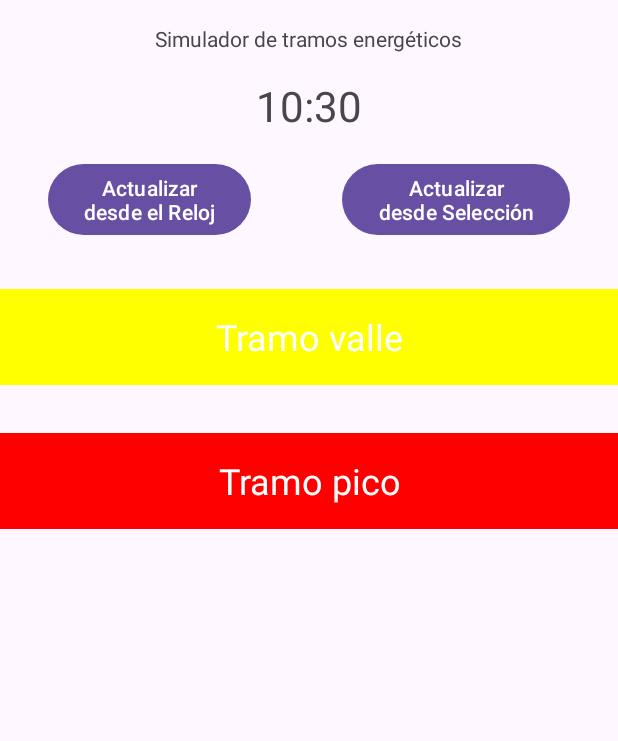
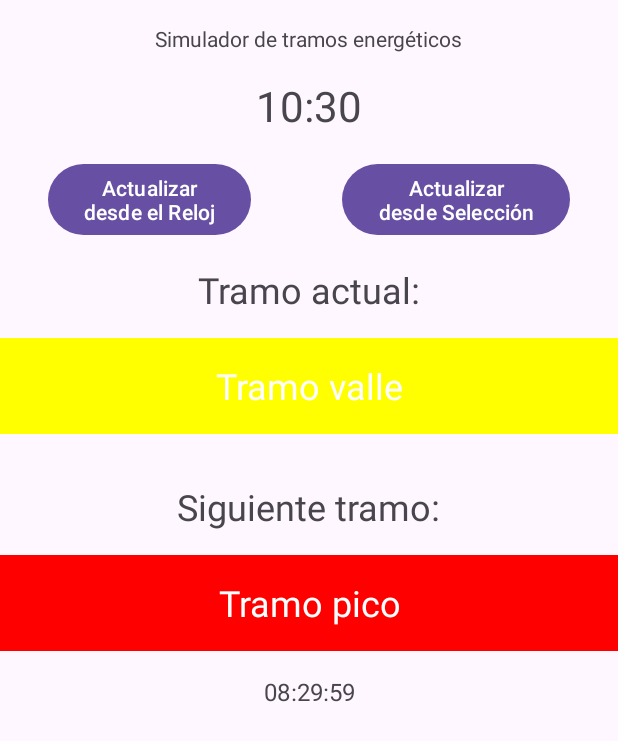
Before and after one commit to resuadam2/TramosLuz, an Android app: the screen it shows after launch (MainActivity), on a phone screen of 412 x 824 dp. Shown: the top 741 px of the screen. Run offline under Robolectric (Android 15) with nearby library versions, the phone set to English and light mode, and no system bars.

Commit message:
adding timepicker and time to next tramo

```diff
--- a/app/src/main/java/com/resuadam2/tramosluz/MainActivity.java
+++ b/app/src/main/java/com/resuadam2/tramosluz/MainActivity.java
@@ -2,6 +2,7 @@ package com.resuadam2.tramosluz;
 
 import androidx.appcompat.app.AppCompatActivity;
 
+import android.app.TimePickerDialog;
 import android.graphics.Color;
 import android.os.Bundle;
 import android.widget.Button;
@@ -24,11 +25,11 @@ public class MainActivity extends AppCompatActivity {
     protected static final int TRAMO3 = 19; // 19 a 23
     protected static final int COLOR_TRAMO3 = Color.RED; // 19 a 23
 
-    TextView tvTime;
+    TextView tvTime; // TextView de la hora
 
-    Button updateFromSystem, updateFromText;
+    Button updateFromSystem, updateFromText; // Botones para actualizar la hora
 
-    TextView tvTramo, tvTramoNext;
+    TextView tvTramo, tvTramoNext, tvCuentaAtras; // Tramo actual, tramo siguiente y cuenta atrás
 
     @Override
     protected void onCreate(Bundle savedInstanceState) {
@@ -40,15 +41,15 @@ public class MainActivity extends AppCompatActivity {
         updateFromText = (Button) findViewById(R.id.updateFromEditText);
         tvTramo = (TextView) findViewById(R.id.tvTramo);
         tvTramoNext = (TextView) findViewById(R.id.tvTramoNext);
+        tvCuentaAtras = (TextView) findViewById(R.id.tvCuentaAtras);
 
         updateFromSystem();
 
 
-        // TODO setear al edit text la hora actual y al tvTramo el color y el nombre correspondientes
-
-        updateFromText.setOnClickListener(view -> updateFromText(tvTime.getText().toString()));
+        updateFromText.setOnClickListener(view -> updateFromPicker());
         updateFromSystem.setOnClickListener(view -> updateFromSystem());
     }
+
 
     /**
      * Calcula el tramo en el que se encuentra la hora pasada por parámetro
@@ -73,6 +74,7 @@ public class MainActivity extends AppCompatActivity {
             tvTramoNext.setText("Tramo llano");
             tvTramoNext.setBackgroundColor(Color.GREEN);
         }
+        tvCuentaAtras.setText(calcularCuentaAtras(instance));
     }
 
 
@@ -85,6 +87,60 @@ public class MainActivity extends AppCompatActivity {
         calcularTramo(calendar);
     }
 
-    private void updateFromText(String toString) {
+    /**
+     * Actualiza el TextView de la hora con la hora seleccionada en el TimePicker
+     */
+    private void updateFromPicker() {
+        TimePickerDialog timePickerDialog = new TimePickerDialog(this, (view, hourOfDay, minute) -> {
+            Calendar calendar = Calendar.getInstance();
+            calendar.set(Calendar.HOUR_OF_DAY, hourOfDay);
+            calendar.set(Calendar.MINUTE, minute);
+            tvTime.setText(new SimpleDateFormat("HH:mm").format(calendar.getTime()));
+            calcularTramo(calendar);
+        }, Calendar.getInstance().get(Calendar.HOUR_OF_DAY), Calendar.getInstance().get(Calendar.MINUTE), true);
+        timePickerDialog.show();
+
+    }
+
+    /**
+     * Método que calcula cuánto tiempo falta para el siguiente tramo y devuelve un String con el resultado
+     * en formato HH:mm:ss
+     * @param instance Hora actual
+     *                 @return String con el tiempo restante para el siguiente tramo
+     */
+    private String calcularCuentaAtras(Calendar instance) {
+        int hora = instance.get(Calendar.HOUR_OF_DAY);
+        int minuto = instance.get(Calendar.MINUTE);
+        int segundo = instance.get(Calendar.SECOND);
+        int milisegundo = instance.get(Calendar.MILLISECOND);
+
+        int horaSiguiente = 0;
+        int minutoSiguiente = 0;
+        int segundoSiguiente = 0;
+        int milisegundoSiguiente = 0;
+
+        if (hora >= TRAMO1 && hora < TRAMO2) {
+            horaSiguiente = TRAMO2;
+        } else if (hora >= TRAMO2 && hora < TRAMO3) {
+            horaSiguiente = TRAMO3;
+        } else {
+            horaSiguiente = TRAMO1;
+        }
+
+        minutoSiguiente = 0;
+        segundoSiguiente = 0;
+        milisegundoSiguiente = 0;
+
+        Calendar calendar = Calendar.getInstance();
+        calendar.set(Calendar.HOUR_OF_DAY, horaSiguiente);
+        calendar.set(Calendar.MINUTE, minutoSiguiente);
+        calendar.set(Calendar.SECOND, segundoSiguiente);
+        calendar.set(Calendar.MILLISECOND, milisegundoSiguiente);
+
+        long diferencia = calendar.getTimeInMillis() - instance.getTimeInMillis();
+
+        Date date = new Date(diferencia);
+        SimpleDateFormat simpleDateFormat = new SimpleDateFormat("HH:mm:ss");
+        return simpleDateFormat.format(date);
     }
 }
--- a/app/src/main/res/layout/activity_main.xml
+++ b/app/src/main/res/layout/activity_main.xml
@@ -63,12 +63,23 @@
         app:layout_constraintTop_toBottomOf="@id/tvTime"
         app:layout_constraintVertical_bias="0.0" />
 
-
+    <TextView
+        android:id="@+id/tvTramoActual"
+        android:layout_width="wrap_content"
+        android:layout_height="wrap_content"
+        android:layout_marginTop="16dp"
+        android:text="@string/tramoActual"
+        android:textSize="24sp"
+        app:layout_constraintBottom_toBottomOf="parent"
+        app:layout_constraintEnd_toEndOf="parent"
+        app:layout_constraintStart_toStartOf="parent"
+        app:layout_constraintTop_toBottomOf="@id/updateFromSystem"
+        app:layout_constraintVertical_bias="0.0" />
     <TextView
         android:id="@+id/tvTramo"
         android:layout_width="match_parent"
         android:layout_height="@dimen/tramoHeight"
-        android:layout_marginTop="32dp"
+        android:layout_marginTop="16dp"
         android:background="@color/cardview_dark_background"
         android:gravity="center_vertical"
         android:text="@string/tramo"
@@ -78,14 +89,27 @@
         app:layout_constraintBottom_toBottomOf="parent"
         app:layout_constraintEnd_toEndOf="parent"
         app:layout_constraintStart_toStartOf="parent"
-        app:layout_constraintTop_toBottomOf="@id/updateFromSystem"
+        app:layout_constraintTop_toBottomOf="@id/tvTramoActual"
+        app:layout_constraintVertical_bias="0.0" />
+
+    <TextView
+        android:id="@+id/tvSiguienteTramo"
+        android:layout_width="wrap_content"
+        android:layout_height="wrap_content"
+        android:layout_marginTop="32dp"
+        android:text="@string/tramoSiguiente"
+        android:textSize="24sp"
+        app:layout_constraintBottom_toBottomOf="parent"
+        app:layout_constraintEnd_toEndOf="parent"
+        app:layout_constraintStart_toStartOf="parent"
+        app:layout_constraintTop_toBottomOf="@id/tvTramo"
         app:layout_constraintVertical_bias="0.0" />
 
     <TextView
         android:id="@+id/tvTramoNext"
         android:layout_width="match_parent"
         android:layout_height="@dimen/tramoHeight"
-        android:layout_marginTop="32dp"
+        android:layout_marginTop="16dp"
         android:gravity="center_vertical"
         android:background="@color/cardview_dark_background"
         android:text="@string/tramoNext"
@@ -95,6 +119,19 @@
         app:layout_constraintBottom_toBottomOf="parent"
         app:layout_constraintEnd_toEndOf="parent"
         app:layout_constraintStart_toStartOf="parent"
-        app:layout_constraintTop_toBottomOf="@id/tvTramo"
+        app:layout_constraintTop_toBottomOf="@id/tvSiguienteTramo"
+        app:layout_constraintVertical_bias="0.0" />
+
+    <TextView
+        android:id="@+id/tvCuentaAtras"
+        android:layout_width="wrap_content"
+        android:layout_height="wrap_content"
+        android:layout_marginTop="16dp"
+        android:text="@string/countdown"
+        android:textSize="16sp"
+        app:layout_constraintBottom_toBottomOf="parent"
+        app:layout_constraintEnd_toEndOf="parent"
+        app:layout_constraintStart_toStartOf="parent"
+        app:layout_constraintTop_toBottomOf="@id/tvTramoNext"
         app:layout_constraintVertical_bias="0.0" />
 </androidx.constraintlayout.widget.ConstraintLayout>
--- a/app/src/main/res/values/strings.xml
+++ b/app/src/main/res/values/strings.xml
@@ -6,4 +6,7 @@
     <string name="updateFromEditText">Actualizar\ndesde Selección</string>
     <string name="tramoNext">Siguiente tramo</string>
     <string name="timeExample">00:00</string>
+    <string name="tramoActual">Tramo actual:</string>
+    <string name="tramoSiguiente">Siguiente tramo:</string>
+    <string name="countdown">"Tiempo hasta el siguiente tramo: "</string>
 </resources>
```
